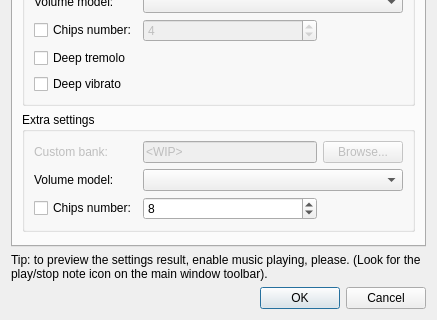
First picture: the form in Editor/main_window/dock/custom_music_setup.ui, repository WohlSoft/Moondust-Project, before the edit; both pictures show x 0 to 437 and y 226 to 546 of the 437 by 546 pixel window.
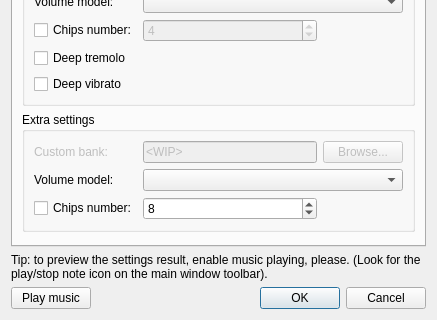
Second picture: the form after the edit. Icons and pictures are not drawn.

Commit message: Editor: Added play music proxy button to be able to start/stop music from the music setup dialog

What changed in the file:
```diff
--- a/Editor/main_window/dock/custom_music_setup.ui
+++ b/Editor/main_window/dock/custom_music_setup.ui
@@ -21,17 +21,24 @@
    <bool>true</bool>
   </property>
   <layout class="QGridLayout" name="kokokoko">
-   <item row="1" column="0">
-    <widget class="QLabel" name="label_12">
+   <item row="2" column="1">
+    <widget class="QDialogButtonBox" name="buttonBox">
+     <property name="standardButtons">
+      <set>QDialogButtonBox::Cancel|QDialogButtonBox::Ok</set>
+     </property>
+    </widget>
+   </item>
+   <item row="2" column="0">
+    <widget class="QPushButton" name="playMusicProxy">
      <property name="text">
-      <string>Tip: to preview the settings result, enable music playing, please. (Look for the play/stop note icon on the main window toolbar).</string>
+      <string>Play music</string>
      </property>
-     <property name="wordWrap">
+     <property name="checkable">
       <bool>true</bool>
      </property>
     </widget>
    </item>
-   <item row="0" column="0">
+   <item row="0" column="0" colspan="2">
     <widget class="QTabWidget" name="setupZone">
      <property name="currentIndex">
       <number>0</number>
@@ -552,10 +559,13 @@
      </widget>
     </widget>
    </item>
-   <item row="2" column="0">
-    <widget class="QDialogButtonBox" name="buttonBox">
-     <property name="standardButtons">
-      <set>QDialogButtonBox::Cancel|QDialogButtonBox::Ok</set>
+   <item row="1" column="0" colspan="2">
+    <widget class="QLabel" name="label_12">
+     <property name="text">
+      <string>Tip: to preview the settings result, enable music playing, please. (Look for the play/stop note icon on the main window toolbar).</string>
+     </property>
+     <property name="wordWrap">
+      <bool>true</bool>
      </property>
     </widget>
    </item>
```
The commit also changes 3 other files.
